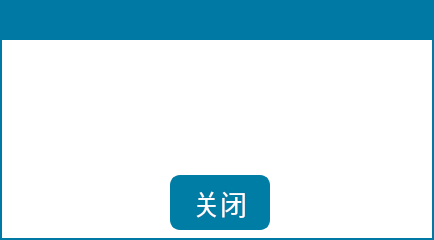
Micheal1022/SS_GDE_Project, file SS_GDE/MsgBox/infobox.ui: the form before one commit.
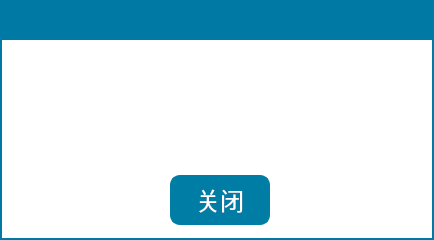
The form after the commit. Icons and pictures are not drawn.

```diff
--- a/SS_GDE/MsgBox/infobox.ui
+++ b/SS_GDE/MsgBox/infobox.ui
@@ -38,13 +38,13 @@
      <x>170</x>
      <y>175</y>
      <width>100</width>
-     <height>55</height>
+     <height>50</height>
     </rect>
    </property>
    <property name="font">
     <font>
      <family>微软雅黑</family>
-     <pointsize>20</pointsize>
+     <pointsize>18</pointsize>
      <weight>50</weight>
      <italic>false</italic>
      <bold>false</bold>
```
Left out of the diff: 2 changed lines with no effect on the pictures.
